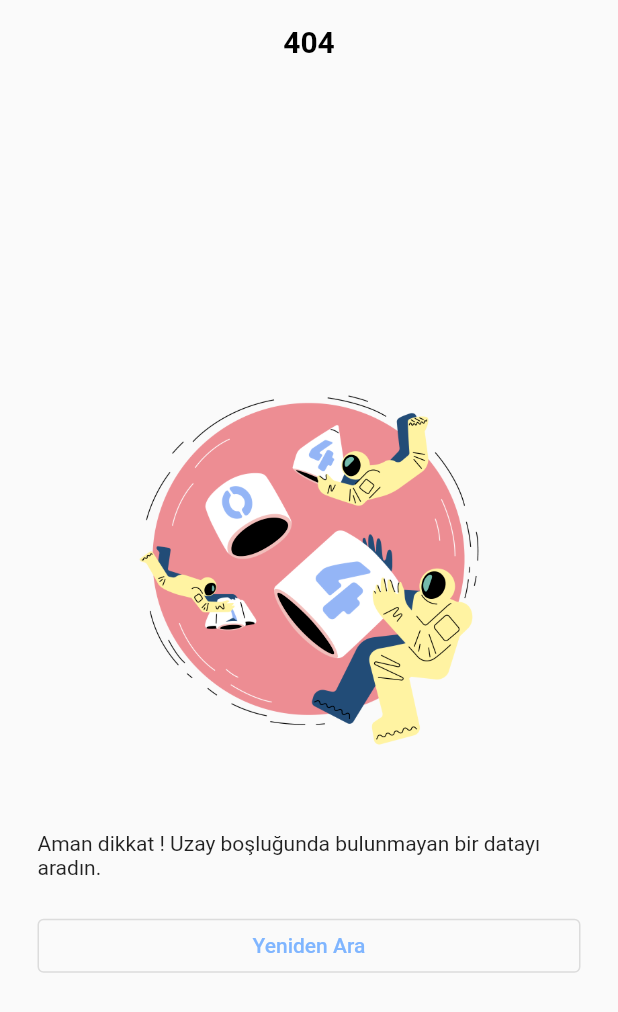
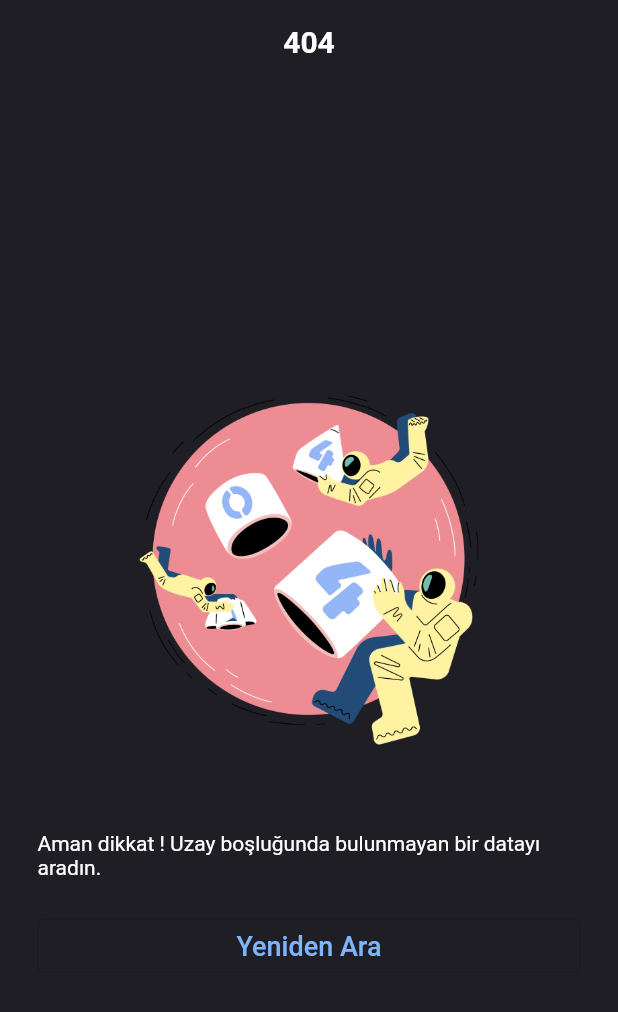
Before and after one commit to umutocak/flutterdesign, a Flutter app: the screen it shows after launch, on a phone screen of 412 x 824 dp. Shown: the top 1012 px of the screen. Run offline on Flutter 3.47's test engine with Material 2 defaults, Android fonts, the phone set to English and light mode, and no system bars; our stand-ins replace flutter_advanced_drawer, iconsax, lottie, syncfusion_flutter_calendar.

Commit message:
update 404 page
updated scaffold background color and optimize text color

```diff
--- a/lib/views/404_view.dart
+++ b/lib/views/404_view.dart
@@ -13,11 +13,12 @@ class _NotFoundViewState extends State<NotFoundView> {
   @override
   Widget build(BuildContext context) {
     return Scaffold(
+      backgroundColor: const Color(0xff1F1E25),
       appBar: AppBar(
         backgroundColor: Colors.transparent,
         shadowColor: Colors.transparent,
         centerTitle: true,
-        title: const Text("404", style: TextStyle(color: Colors.black, fontWeight: FontWeight.bold),),
+        title: const Text("404", style: TextStyle(fontWeight: FontWeight.bold),),
       ),
       body: Column(
         mainAxisAlignment: MainAxisAlignment.center,
@@ -32,13 +33,13 @@ class _NotFoundViewState extends State<NotFoundView> {
           SizedBox(
               width: MediaQuery.of(context).size.width - 50,
               child: const Text(
-                  "Aman dikkat ! Uzay boşluğunda bulunmayan bir datayı aradın.")),
+                  "Aman dikkat ! Uzay boşluğunda bulunmayan bir datayı aradın.", style: TextStyle(color: Colors.white),)),
           const SizedBox(height: 20,),
           SizedBox(
             width: MediaQuery.of(context).size.width - 50,
             child: OutlinedButton(
               onPressed: () {},
-              child: const Text("Yeniden Ara"),
+              child: const Text("Yeniden Ara", style: TextStyle(fontSize: 18),),
               style: OutlinedButton.styleFrom(
                 primary: const Color(0xff7FB5FF),
               ),
```
